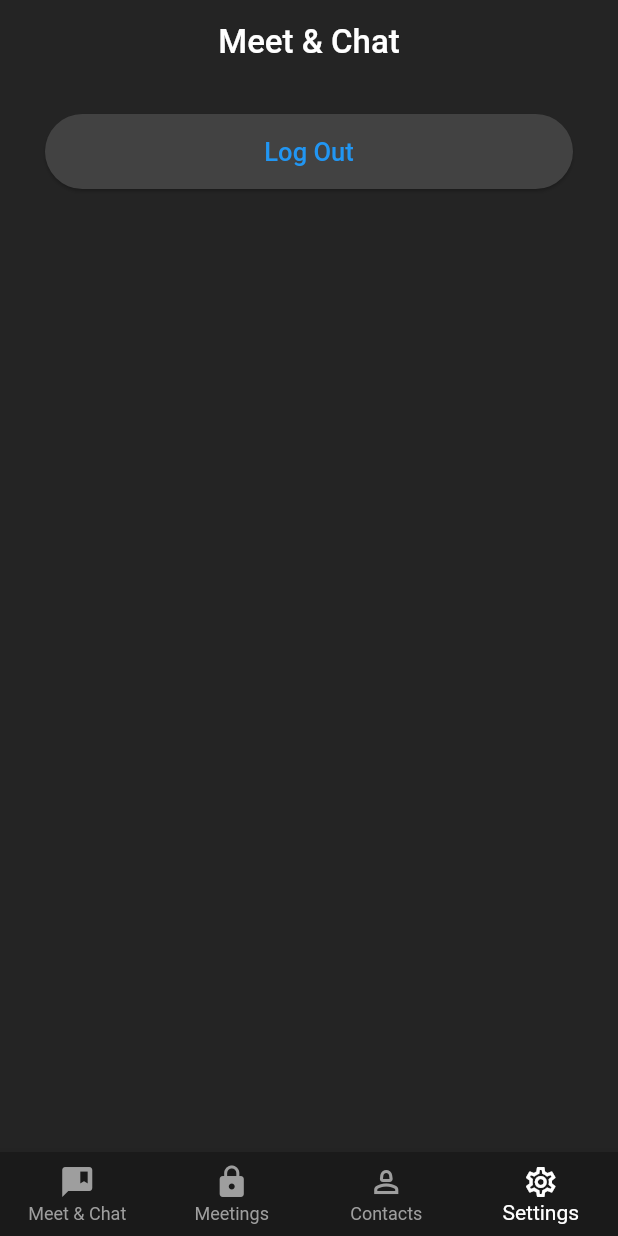
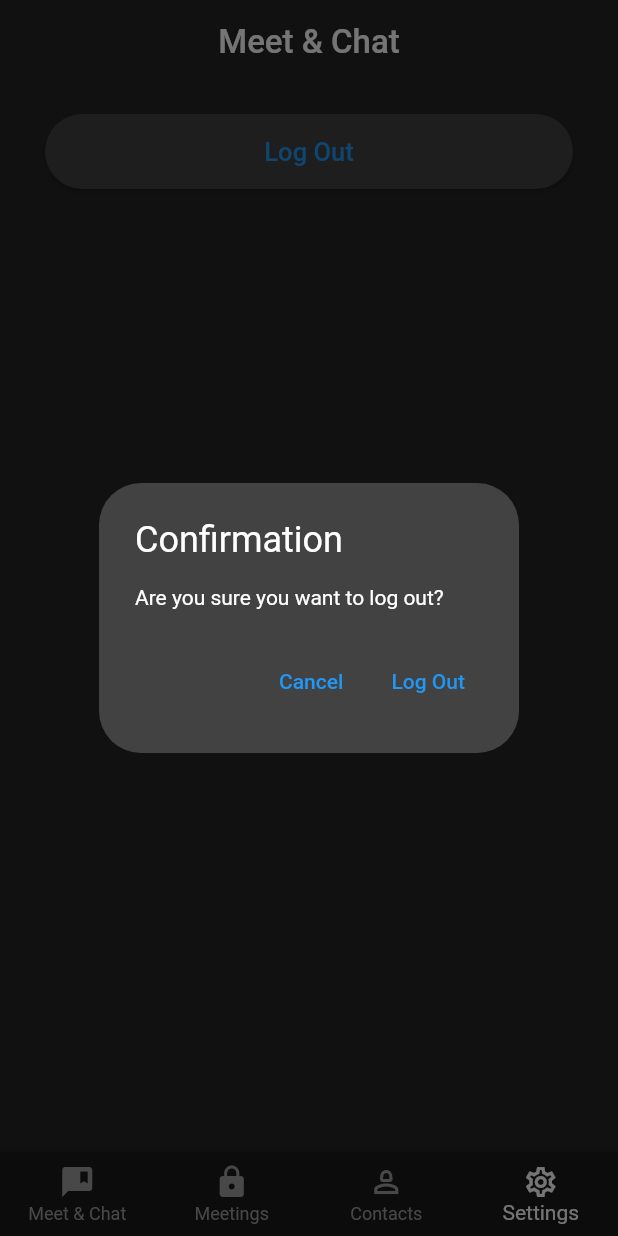
Before and after one commit to mohammed-swafvan/zoom-clone, a Flutter app: the screen it shows once a user with an empty profile is signed in, item 4 of the bottom bar chosen, after a tap on "Log Out", on a phone screen of 412 x 824 dp. Run offline on Flutter 3.47's test engine with Material 2 defaults, Android fonts, the phone set to English and light mode, and no system bars; our stand-ins replace cloud_firestore, firebase_auth, firebase_core, google_sign_in; missing offline and left inert: omni_jitsi_meet; accounts and stored records are empty; network calls fail.

```diff
--- a/lib/presentation/screens/settings_screen.dart
+++ b/lib/presentation/screens/settings_screen.dart
@@ -1,4 +1,6 @@
+// ignore_for_file: use_build_context_synchronously
 import 'package:flutter/material.dart';
+import 'package:zoom_clone/presentation/screens/login_screen.dart';
 import 'package:zoom_clone/presentation/widgets/custom_botton.dart';
 import 'package:zoom_clone/services/auth_methods.dart';
 
@@ -9,7 +11,40 @@ class SettingsScreen extends StatelessWidget {
   Widget build(BuildContext context) {
     return CustomButtonWidget(
       text: 'Log Out',
-      onTap: () => AuthMethods().signOut(),
+      onTap: () {
+        showAdaptiveDialog(
+          context: context,
+          builder: (BuildContext context) {
+            return AlertDialog.adaptive(
+              title: const Text('Confirmation'),
+              content: const Text('Are you sure you want to log out?'),
+              actions: [
+                TextButton(
+                  onPressed: () {
+                    Navigator.of(context).pop(); // Close the dialog
+                  },
+                  child: const Text('Cancel'),
+                ),
+                TextButton(
+                  onPressed: () async {
+                    Navigator.of(context).pop(); // Close the dialog
+                    bool res = await AuthMethods().signOut();
+                    if (res) {
+                      Navigator.pushReplacement(
+                        context,
+                        MaterialPageRoute(
+                          builder: (context) => const LogInScreen(),
+                        ),
+                      );
+                    }
+                  },
+                  child: const Text('Log Out'),
+                ),
+              ],
+            );
+          },
+        );
+      },
     );
   }
 }
--- a/lib/services/auth_methods.dart
+++ b/lib/services/auth_methods.dart
@@ -51,11 +51,13 @@ class AuthMethods {
     return res;
   }
 
-  Future<void> signOut() async{
+  Future<bool> signOut() async {
     try {
       await auth.signOut();
+      return true;
     } catch (e) {
       log(e.toString());
+      return false;
     }
   }
 }
```
